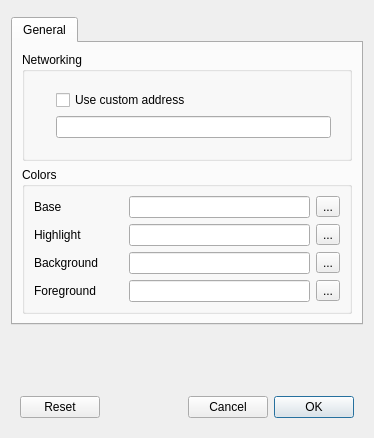
First picture: the form in src/forms/AdvancedSettings.ui, repository FRC-Utilities/QDriverStation, before the edit.
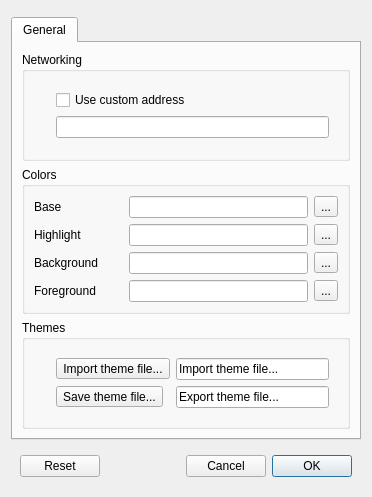
Second picture: the form after the edit. Icons and pictures are not drawn.

Commit message:
Import and export theme
For the moment I have just implemented the UI part, the actual
implementation will be uploaded later

Diff of the .ui file:
```diff
--- a/src/forms/AdvancedSettings.ui
+++ b/src/forms/AdvancedSettings.ui
@@ -6,8 +6,8 @@
    <rect>
     <x>0</x>
     <y>0</y>
-    <width>374</width>
-    <height>438</height>
+    <width>359</width>
+    <height>463</height>
    </rect>
   </property>
   <property name="windowTitle">
@@ -47,8 +47,8 @@
          <property name="title">
           <string>Networking</string>
          </property>
-         <layout class="QGridLayout" name="gridLayout">
-          <item row="0" column="0">
+         <layout class="QHBoxLayout" name="horizontalLayout_4" stretch="0,1">
+          <item>
            <widget class="QWidget" name="widget_3" native="true">
             <layout class="QVBoxLayout" name="verticalLayout_2">
              <property name="leftMargin">
@@ -76,7 +76,7 @@
             </layout>
            </widget>
           </item>
-          <item row="0" column="1">
+          <item>
            <widget class="QWidget" name="widget_2" native="true">
             <layout class="QVBoxLayout" name="verticalLayout_5">
              <item>
@@ -276,6 +276,103 @@
          </layout>
         </widget>
        </item>
+       <item>
+        <widget class="QGroupBox" name="ThemeBox">
+         <property name="title">
+          <string>Themes</string>
+         </property>
+         <layout class="QHBoxLayout" name="horizontalLayout_3" stretch="0,1">
+          <item>
+           <widget class="QWidget" name="widget_4" native="true">
+            <layout class="QVBoxLayout" name="verticalLayout_3">
+             <property name="leftMargin">
+              <number>0</number>
+             </property>
+             <property name="topMargin">
+              <number>0</number>
+             </property>
+             <property name="rightMargin">
+              <number>0</number>
+             </property>
+             <property name="bottomMargin">
+              <number>0</number>
+             </property>
+             <item>
+              <widget class="QLabel" name="ThemeIcon">
+               <property name="text">
+                <string/>
+               </property>
+               <property name="pixmap">
+                <pixmap resource="../../etc/resources/resources.qrc">:/icons/Theme.png</pixmap>
+               </property>
+              </widget>
+             </item>
+            </layout>
+           </widget>
+          </item>
+          <item>
+           <widget class="QWidget" name="widget_5" native="true">
+            <layout class="QGridLayout" name="gridLayout">
+             <item row="1" column="0">
+              <widget class="QToolButton" name="ExportButton">
+               <property name="minimumSize">
+                <size>
+                 <width>0</width>
+                 <height>0</height>
+                </size>
+               </property>
+               <property name="text">
+                <string>Save theme file...</string>
+               </property>
+               <property name="icon">
+                <iconset resource="../../etc/resources/resources.qrc">
+                 <normaloff>:/icons/Save.png</normaloff>:/icons/Save.png</iconset>
+               </property>
+              </widget>
+             </item>
+             <item row="0" column="1">
+              <widget class="QLineEdit" name="lineEdit">
+               <property name="text">
+                <string>Import theme file...</string>
+               </property>
+               <property name="readOnly">
+                <bool>true</bool>
+               </property>
+              </widget>
+             </item>
+             <item row="0" column="0">
+              <widget class="QToolButton" name="ImportButton">
+               <property name="minimumSize">
+                <size>
+                 <width>0</width>
+                 <height>0</height>
+                </size>
+               </property>
+               <property name="text">
+                <string>Import theme file...</string>
+               </property>
+               <property name="icon">
+                <iconset resource="../../etc/resources/resources.qrc">
+                 <normaloff>:/icons/Open.png</normaloff>:/icons/Open.png</iconset>
+               </property>
+              </widget>
+             </item>
+             <item row="1" column="1">
+              <widget class="QLineEdit" name="lineEdit_2">
+               <property name="text">
+                <string>Export theme file...</string>
+               </property>
+               <property name="readOnly">
+                <bool>true</bool>
+               </property>
+              </widget>
+             </item>
+            </layout>
+           </widget>
+          </item>
+         </layout>
+        </widget>
+       </item>
       </layout>
      </widget>
     </widget>
```
Left out of the diff: 6 changed lines with no effect on the pictures. The commit also changes 9 other files.
